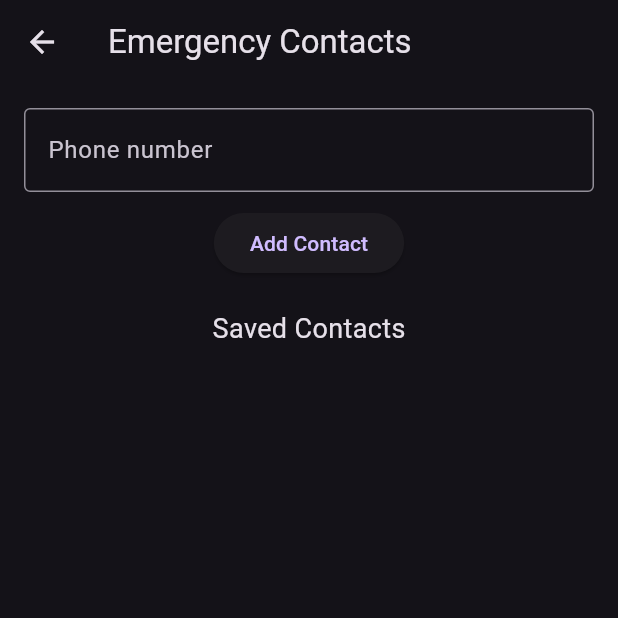
After one commit to fardinzamann/shurokkha-bd, a Flutter app: the SOSScreen screen opened directly, after a tap on "MANAGE CONTACTS", on a phone screen of 412 x 824 dp, the top half of it. The commit adds this screen. Run offline on Flutter 3.47's test engine with Material 3 defaults, Android fonts, the phone set to English and light mode, and no system bars; our stand-ins replace geolocator, permission_handler, shared_preferences; accounts and stored records are empty.

```diff
--- /dev/null
+++ b/lib/contact_screen.dart
@@ -0,0 +1,95 @@
+import 'package:flutter/material.dart';
+import 'package:shared_preferences/shared_preferences.dart';
+
+class ContactScreen extends StatefulWidget {
+  const ContactScreen({super.key});
+
+  @override
+  State<ContactScreen> createState() => _ContactScreenState();
+}
+
+class _ContactScreenState extends State<ContactScreen> {
+  final TextEditingController _phoneController = TextEditingController();
+  List<String> contacts = [];
+
+  @override
+  void initState() {
+    super.initState();
+    _loadContacts();
+  }
+
+  Future<void> _loadContacts() async {
+    final prefs = await SharedPreferences.getInstance();
+    setState(() {
+      contacts = prefs.getStringList('emergency_contacts') ?? [];
+    });
+  }
+
+  Future<void> _saveContacts() async {
+    final prefs = await SharedPreferences.getInstance();
+    await prefs.setStringList('emergency_contacts', contacts);
+  }
+
+  void _addContact() {
+    final number = _phoneController.text.trim();
+    if (number.isNotEmpty && !contacts.contains(number)) {
+      setState(() {
+        contacts.add(number);
+        _phoneController.clear();
+      });
+      _saveContacts();
+    }
+  }
+
+  void _removeContact(String number) {
+    setState(() {
+      contacts.remove(number);
+    });
+    _saveContacts();
+  }
+
+  @override
+  Widget build(BuildContext context) {
+    return Scaffold(
+      appBar: AppBar(title: const Text("Emergency Contacts")),
+      body: Padding(
+        padding: const EdgeInsets.all(16),
+        child: Column(
+          children: [
+            TextField(
+              controller: _phoneController,
+              keyboardType: TextInputType.phone,
+              decoration: const InputDecoration(
+                labelText: "Phone number",
+                border: OutlineInputBorder(),
+              ),
+            ),
+            const SizedBox(height: 10),
+            ElevatedButton(
+              onPressed: _addContact,
+              child: const Text("Add Contact"),
+            ),
+            const SizedBox(height: 20),
+            const Text("Saved Contacts", style: TextStyle(fontSize: 18)),
+            const SizedBox(height: 10),
+            Expanded(
+              child: ListView.builder(
+                itemCount: contacts.length,
+                itemBuilder: (context, index) {
+                  final number = contacts[index];
+                  return ListTile(
+                    title: Text(number),
+                    trailing: IconButton(
+                      icon: const Icon(Icons.delete),
+                      onPressed: () => _removeContact(number),
+                    ),
+                  );
+                },
+              ),
+            )
+          ],
+        ),
+      ),
+    );
+  }
+}
--- a/lib/sos_screen.dart
+++ b/lib/sos_screen.dart
@@ -1,7 +1,9 @@
 import 'package:flutter/material.dart';
 import 'package:geolocator/geolocator.dart';
 import 'package:permission_handler/permission_handler.dart';
+
 import 'report_screen.dart';
+import 'contact_screen.dart'; // <-- Import this once you create the screen
 
 class SOSScreen extends StatefulWidget {
   const SOSScreen({super.key});
@@ -17,7 +19,6 @@ class _SOSScreenState extends State<SOSScreen> {
     bool serviceEnabled;
     LocationPermission permission;
 
-    // Check if location services are enabled
     serviceEnabled = await Geolocator.isLocationServiceEnabled();
     if (!serviceEnabled) {
       setState(() {
@@ -26,7 +27,6 @@ class _SOSScreenState extends State<SOSScreen> {
       return;
     }
 
-    // Request location permission
     permission = await Geolocator.checkPermission();
     if (permission == LocationPermission.denied ||
         permission == LocationPermission.deniedForever) {
@@ -40,7 +40,6 @@ class _SOSScreenState extends State<SOSScreen> {
       }
     }
 
-    // Get the current position
     final position = await Geolocator.getCurrentPosition(
       desiredAccuracy: LocationAccuracy.high,
     );
@@ -56,7 +55,7 @@ class _SOSScreenState extends State<SOSScreen> {
       ),
     );
 
-    // TODO: Send location to emergency contact or backend
+    // TODO: Send location via SMS to emergency contacts
   }
 
   @override
@@ -99,6 +98,20 @@ class _SOSScreenState extends State<SOSScreen> {
                 },
                 child: const Text("REPORT ABUSE", style: TextStyle(fontSize: 18)),
               ),
+              const SizedBox(height: 20),
+              ElevatedButton(
+                style: ElevatedButton.styleFrom(
+                  backgroundColor: Colors.blueGrey,
+                  padding: const EdgeInsets.symmetric(horizontal: 40, vertical: 20),
+                ),
+                onPressed: () {
+                  Navigator.push(
+                    context,
+                    MaterialPageRoute(builder: (context) => const ContactScreen()),
+                  );
+                },
+                child: const Text("MANAGE CONTACTS", style: TextStyle(fontSize: 18)),
+              ),
             ],
           ),
         ),
--- a/pubspec.yaml
+++ b/pubspec.yaml
@@ -33,6 +33,8 @@ dependencies:
   cupertino_icons: ^1.0.8
   geolocator: ^10.1.0
   permission_handler: ^11.0.1
+  shared_preferences: ^2.2.2
+
 
 
 dev_dependencies:
@@ -87,3 +89,4 @@ flutter:
   #
   # For details regarding fonts from package dependencies,
   # see https://flutter.dev/to/font-from-package
+url_launcher: ^6.2.5
```
Also changed, not shown: pubspec.lock, 4 other files.
